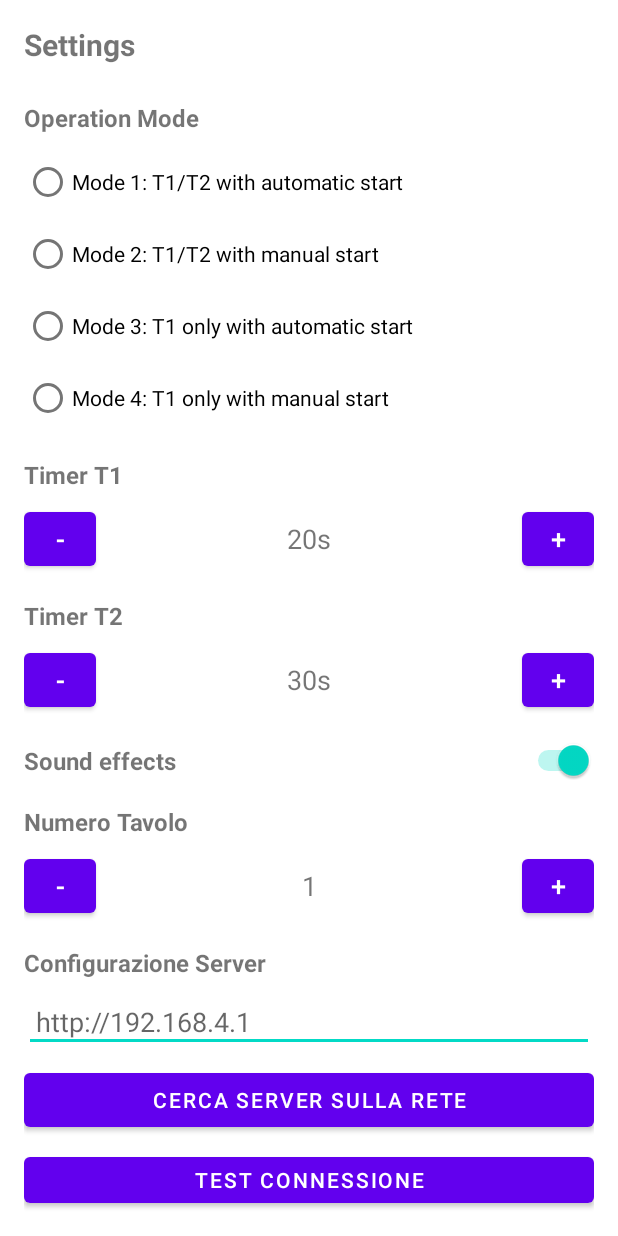
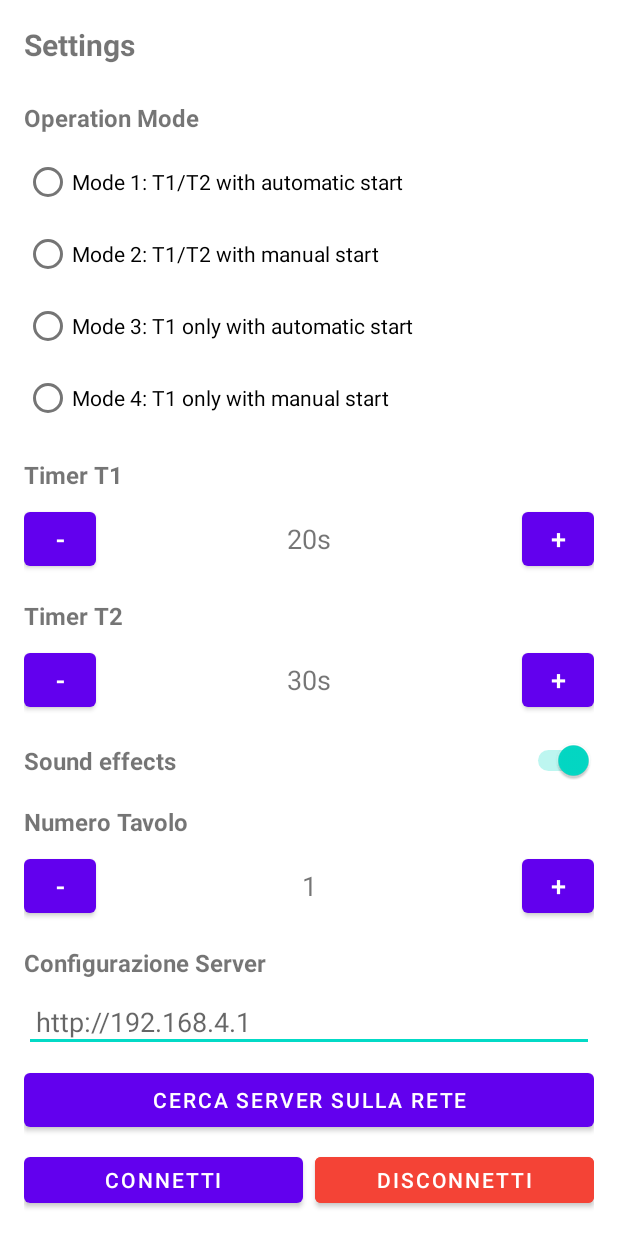
Before and after one commit to yesnoj/PokerTimerAndroid, an Android app built with Jetpack Compose: the layout dialog_settings.xml on its own in the app's theme, with its tools: preview values and no code run, on a phone screen of 412 x 824 dp. Run offline under Robolectric (Android 15) with nearby library versions, the phone set to English and light mode, and no system bars.

Commit message:
Connect/Disconnect on PokerTimer

```diff
--- a/app/src/main/res/layout/dialog_settings.xml
+++ b/app/src/main/res/layout/dialog_settings.xml
@@ -225,10 +225,27 @@
             android:drawablePadding="8dp"
             android:text="Cerca server sulla rete" />
 
-        <Button
-            android:id="@+id/btn_test_connection"
+        <LinearLayout
             android:layout_width="match_parent"
             android:layout_height="wrap_content"
-            android:layout_marginTop="8dp"
-            android:text="@string/test_connection" />
+            android:orientation="horizontal"
+            android:layout_marginTop="8dp">
+
+            <Button
+                android:id="@+id/btn_connect"
+                android:layout_width="0dp"
+                android:layout_height="wrap_content"
+                android:layout_weight="1"
+                android:layout_marginEnd="4dp"
+                android:text="Connetti" />
+
+            <Button
+                android:id="@+id/btn_disconnect"
+                android:layout_width="0dp"
+                android:layout_height="wrap_content"
+                android:layout_weight="1"
+                android:layout_marginStart="4dp"
+                android:backgroundTint="#F44336"
+                android:text="Disconnetti" />
+        </LinearLayout>
 </LinearLayout>
--- a/app/src/main/res/values/strings.xml
+++ b/app/src/main/res/values/strings.xml
@@ -73,4 +73,9 @@
     <string name="reset_auto_instruction">Reset: Ripristina e avvia subito il timer</string>
     <string name="reset_manual_instruction">Reset: Ripristina e ferma il timer</string>
     <string name="switch_instruction">Doppio click: Passa all\'altro timer</string>
+
+    <string name="connect">Connetti</string>
+    <string name="disconnect">Disconnetti</string>
+    <string name="connected">Connesso</string>
+    <string name="disconnected">Disconnesso dal server</string>
 </resources>
```
Also changed, not shown: app/src/main/java/com/example/pokertimer/MainActivity.kt (+56 -8 lines), app/src/main/java/com/example/pokertimer/PokerTimerViewModel.kt (+112 -8 lines), 1 other file.
